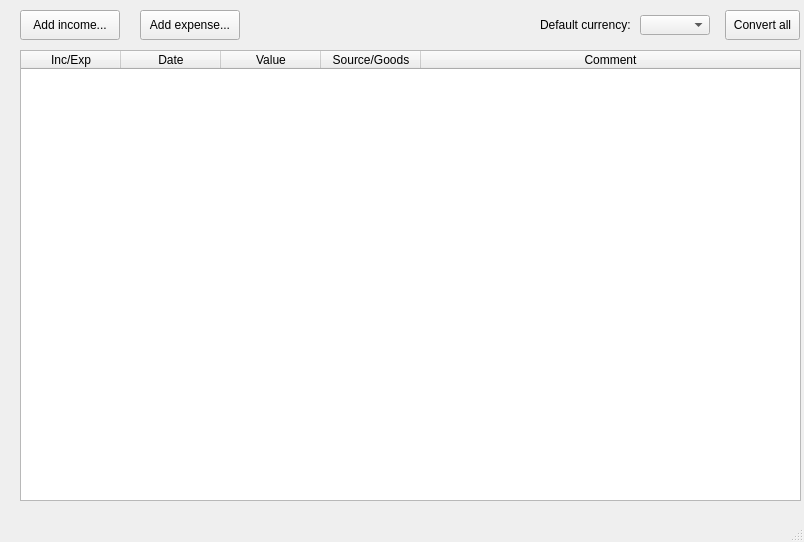
Before: the Qt Designer form ui/mainwindow.ui in maxjamcitar/purseqt, drawn with Qt 5.
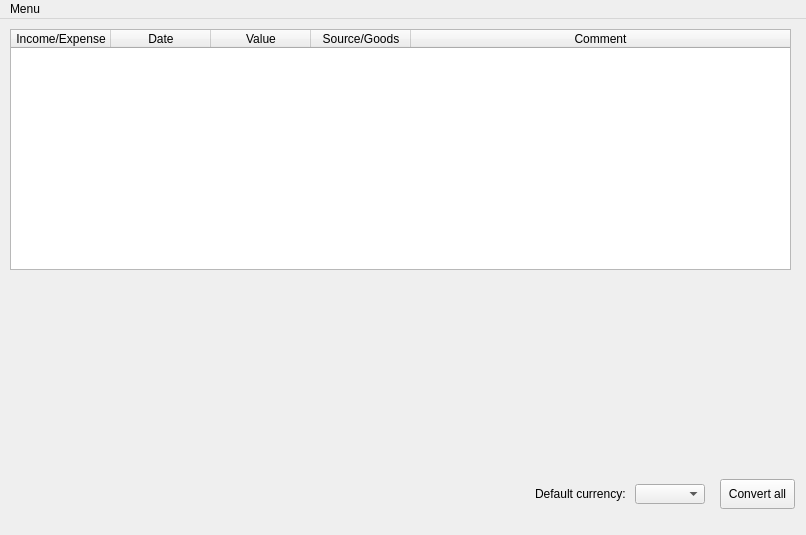
After: the same form once the commit is applied.

Patch:
```diff
--- a/ui/mainwindow.ui
+++ b/ui/mainwindow.ui
@@ -6,8 +6,8 @@
    <rect>
     <x>0</x>
     <y>0</y>
-    <width>804</width>
-    <height>542</height>
+    <width>806</width>
+    <height>535</height>
    </rect>
   </property>
   <property name="windowTitle">
@@ -17,10 +17,10 @@
    <widget class="QTableWidget" name="tableTransactions">
     <property name="geometry">
      <rect>
-      <x>20</x>
-      <y>50</y>
+      <x>10</x>
+      <y>10</y>
       <width>781</width>
-      <height>451</height>
+      <height>241</height>
      </rect>
     </property>
     <property name="autoFillBackground">
@@ -37,7 +37,7 @@
     </attribute>
     <column>
      <property name="text">
-      <string>Inc/Exp</string>
+      <string>Income/Expense</string>
      </property>
     </column>
     <column>
@@ -61,40 +61,11 @@
      </property>
     </column>
    </widget>
-   <widget class="QPushButton" name="buttonAddIncome">
-    <property name="geometry">
-     <rect>
-      <x>20</x>
-      <y>10</y>
-      <width>100</width>
-      <height>30</height>
-     </rect>
-    </property>
-    <property name="cursor">
-     <cursorShape>ArrowCursor</cursorShape>
-    </property>
-    <property name="text">
-     <string>Add income...</string>
-    </property>
-   </widget>
-   <widget class="QPushButton" name="buttonAddExpense">
-    <property name="geometry">
-     <rect>
-      <x>140</x>
-      <y>10</y>
-      <width>100</width>
-      <height>30</height>
-     </rect>
-    </property>
-    <property name="text">
-     <string>Add expense...</string>
-    </property>
-   </widget>
    <widget class="QComboBox" name="comboBoxActiveCurrency">
     <property name="geometry">
      <rect>
-      <x>640</x>
-      <y>15</y>
+      <x>635</x>
+      <y>465</y>
       <width>70</width>
       <height>20</height>
      </rect>
@@ -103,8 +74,8 @@
    <widget class="QLabel" name="labelActiveCurrency">
     <property name="geometry">
      <rect>
-      <x>540</x>
-      <y>15</y>
+      <x>535</x>
+      <y>465</y>
       <width>90</width>
       <height>20</height>
      </rect>
@@ -116,8 +87,8 @@
    <widget class="QPushButton" name="buttonConvertMngr">
     <property name="geometry">
      <rect>
-      <x>725</x>
-      <y>10</y>
+      <x>720</x>
+      <y>460</y>
       <width>75</width>
       <height>30</height>
      </rect>
@@ -132,12 +103,52 @@
     <rect>
      <x>0</x>
      <y>0</y>
-     <width>804</width>
+     <width>806</width>
      <height>21</height>
     </rect>
    </property>
+   <widget class="QMenu" name="contextMenu">
+    <property name="title">
+     <string>Menu</string>
+    </property>
+    <addaction name="actionAddIncome"/>
+    <addaction name="actionAddExpense"/>
+    <addaction name="separator"/>
+    <addaction name="actionLoad"/>
+    <addaction name="actionSaveAs"/>
+   </widget>
+   <addaction name="contextMenu"/>
   </widget>
-  <widget class="QStatusBar" name="statusbar"/>
+  <widget class="QStatusBar" name="statusbar">
+   <property name="sizeGripEnabled">
+    <bool>false</bool>
+   </property>
+  </widget>
+  <action name="actionAddIncome">
+   <property name="text">
+    <string>Add income...</string>
+   </property>
+  </action>
+  <action name="actionAddExpense">
+   <property name="text">
+    <string>Add expense...</string>
+   </property>
+  </action>
+  <action name="actionLoad">
+   <property name="text">
+    <string>Load...</string>
+   </property>
+  </action>
+  <action name="actionSaveAs">
+   <property name="text">
+    <string>Save as...</string>
+   </property>
+  </action>
+  <action name="actionSave">
+   <property name="text">
+    <string>Save</string>
+   </property>
+  </action>
  </widget>
  <resources/>
  <connections/>
```
Left out of the diff: 3 changed lines with no effect on the pictures.
